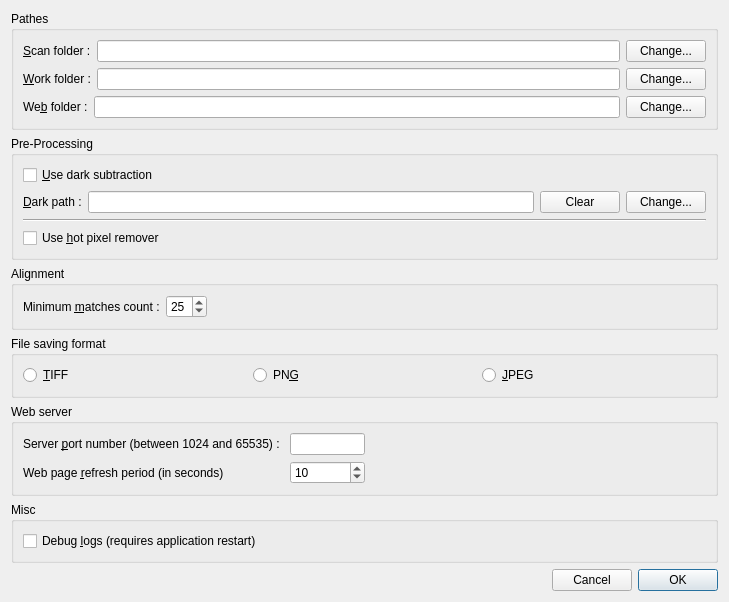
First picture: the form in src/als/ui/prefs_ui.ui, repository gehelem/als, before the edit.
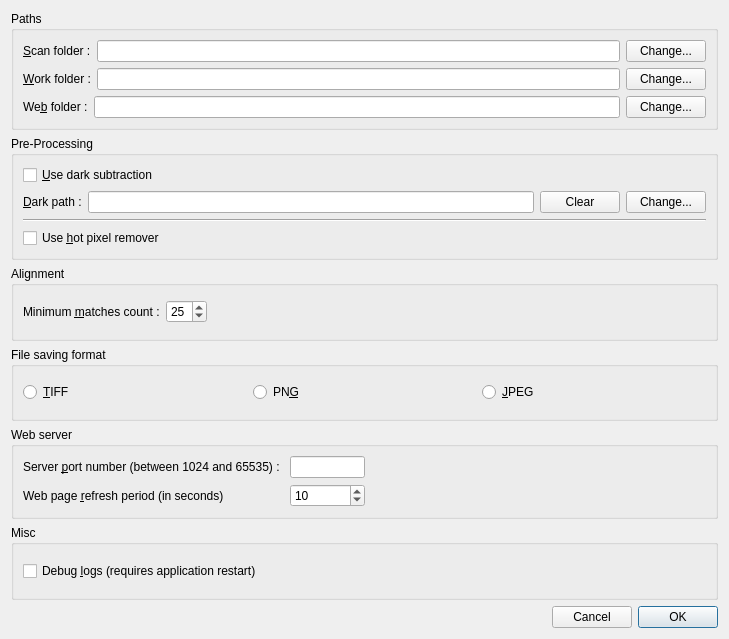
Second picture: the form after the edit.

Commit message:
fix minor typo in preferences window
A shameful excuse to test nightly builds trigger :)
Stay tuned on https://ci.wardsback.org/browse/ALS-DB/latestSuccessful

```diff
--- a/src/als/ui/prefs_ui.ui
+++ b/src/als/ui/prefs_ui.ui
@@ -7,7 +7,7 @@
     <x>0</x>
     <y>0</y>
     <width>729</width>
-    <height>602</height>
+    <height>639</height>
    </rect>
   </property>
   <property name="windowTitle">
@@ -17,7 +17,7 @@
    <item>
     <widget class="QGroupBox" name="groupBox">
      <property name="title">
-      <string>Pathes</string>
+      <string>Paths</string>
      </property>
      <layout class="QVBoxLayout" name="verticalLayout">
       <item>
```
